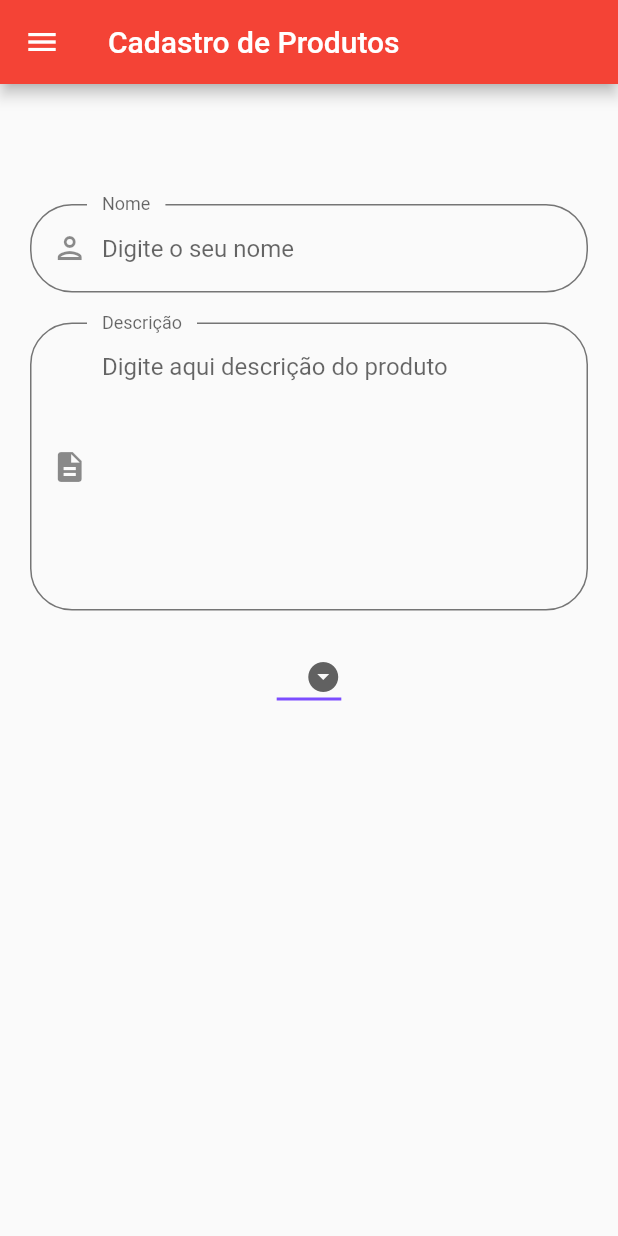
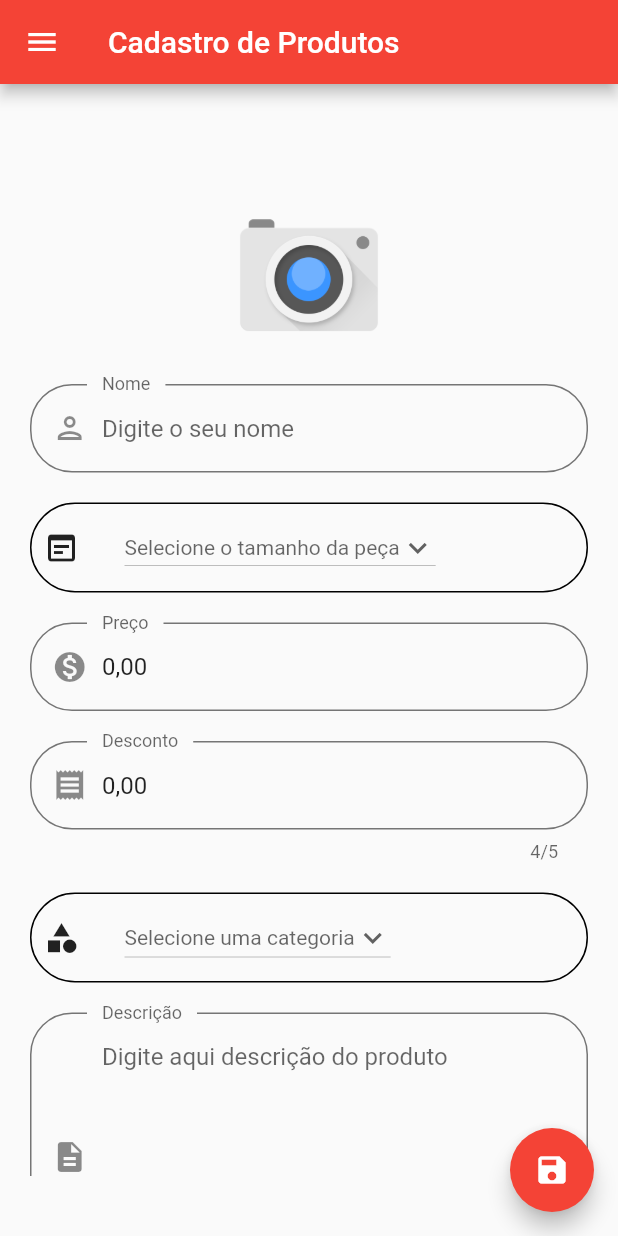
Before and after one commit to WillianyV/Mobile-2020.4-Loja, a Flutter app: the ProductCreate screen opened by its route, on a phone screen of 412 x 824 dp. Run offline on Flutter 3.47's test engine with Material 2 defaults, Android fonts, the phone set to English and light mode, and no system bars; our stand-ins replace dio, flutter_masked_text, image_picker, mask_text_input_formatter.

Commit message:
Tela de cadastro de produto

```diff
--- a/loja/lib/app/ecommerce/ecommerce_model.dart
+++ b/loja/lib/app/ecommerce/ecommerce_model.dart
@@ -3,7 +3,7 @@ import 'package:loja/app/address/address_model.dart';
 import 'package:loja/app/sale/sale_model.dart';
 
 class ECommerce {
-  final String id;
+  final int id;
   final String name;
   final String cnpj;
   final String phone;
--- a/loja/lib/app/login/LoginScreem.dart
+++ b/loja/lib/app/login/LoginScreem.dart
@@ -13,7 +13,7 @@ class Login extends StatefulWidget {
 class _LoginState extends State<Login> {
   bool _showPassword = false;
   final _formLogin = GlobalKey<FormState>();
-  var login, senha;
+  String login, senha;
 
   RepositoryShared repositoryShared;
   Response response;
@@ -194,7 +194,7 @@ class _LoginState extends State<Login> {
   }
 
   Future<void> logar() async {
-    var entrar = await repositoryShared.logarLoja(login, senha);
+    bool entrar = await repositoryShared.logarLoja(login, senha);
     if (entrar) {
       Navigator.pushNamed(context, AppRoutes.ECOMMECER_HOME);
     }
--- a/loja/lib/app/product/product_create.dart
+++ b/loja/lib/app/product/product_create.dart
@@ -1,13 +1,23 @@
+import 'dart:io';
+
 import 'package:flutter/material.dart';
+import 'package:flutter_masked_text/flutter_masked_text.dart';
+import 'package:image_picker/image_picker.dart';
 import 'package:loja/components/drawer_loja.dart';
+import 'package:loja/shared/Constants.dart';
+import 'package:mask_text_input_formatter/mask_text_input_formatter.dart';
 
 class ProductCreate extends StatefulWidget {
   @override
   _ProductCreateState createState() => _ProductCreateState();
+  var maskMoneyFormatter = new MaskTextInputFormatter(mask: "###,##");
 }
 
 class _ProductCreateState extends State<ProductCreate> {
   String sizeValue;
+  var maskMoneyController = MoneyMaskedTextController();
+  var maskdicountController = MoneyMaskedTextController();
+  File _file;
   @override
   Widget build(BuildContext context) {
     return Scaffold(
@@ -16,21 +26,54 @@ class _ProductCreateState extends State<ProductCreate> {
       ),
       drawer: DrawerLoja(),
       body: _body(),
+      floatingActionButton: registerButton(),
+    );
+  }
+
+  Widget registerButton() {
+    return FloatingActionButton(
+      child: Icon(Icons.save),
     );
   }
 
   Widget _body() {
     return Padding(
       padding: EdgeInsets.symmetric(horizontal: 20, vertical: 40),
+      child: SingleChildScrollView(
+        child: Form(
           child: Column(
             children: [
               Container(height: 40),
+              pick_image(),
+              Container(height: 20),
               textFieldNome(),
               Container(height: 20),
+              dropDownSize(),
+              Container(height: 20),
+              textFieldPrice(),
+              Container(height: 20),
+              textFieldDiscount(),
+              Container(height: 20),
+              dropDownCategory(),
+              Container(height: 20),
               textAreaDescription(),
-          Container(height: 20),
-          dropDownSize(),
             ],
+          ),
+        ),
+      ),
+    );
+  }
+
+  Widget pick_image() {
+    return FlatButton(
+      onPressed: _onclickCamera,
+      child: Center(
+        child: _file != null
+            ? Image.file(_file)
+            : Image.asset(
+                "assets/images/camera.png",
+                width: 100,
+              ),
       ),
     );
   }
@@ -49,6 +92,53 @@ class _ProductCreateState extends State<ProductCreate> {
       validator: (value) {
         if (value == null || value.trim().isEmpty) {
           return 'Nome inválido.';
+        }
+        return null;
+      },
+    );
+  }
+
+  Widget textFieldPrice() {
+    return TextFormField(
+      keyboardType: TextInputType.numberWithOptions(),
+      controller: maskMoneyController,
+      decoration: InputDecoration(
+        labelText: "Preço",
+        hintText: "Digite o valor do produto",
+        floatingLabelBehavior: FloatingLabelBehavior.always,
+        prefixIcon: Padding(
+          padding: const EdgeInsets.only(left: 5),
+          child: Icon(Icons.monetization_on),
+        ),
+      ),
+      validator: (value) {
+        if (value == null || value.trim().isEmpty) {
+          return 'Preço inválido.';
+        }
+        return null;
+      },
+    );
+  }
+
+  Widget textFieldDiscount() {
+    return TextFormField(
+      keyboardType: TextInputType.numberWithOptions(),
+      controller: maskdicountController,
+      maxLength: 5,
+      decoration: InputDecoration(
+        labelText: "Desconto",
+        hintText: "Digite a porcentagem de desconto do produto",
+        floatingLabelBehavior: FloatingLabelBehavior.always,
+        prefixIcon: Padding(
+          padding: const EdgeInsets.only(left: 5),
+          child: Icon(Icons.receipt),
+        ),
+      ),
+      validator: (value) {
+        var percent = double.parse("value");
+
+        if (value == null || value.trim().isEmpty) {
+          return 'Desconto inválido.';
         }
         return null;
       },
@@ -77,16 +167,27 @@ class _ProductCreateState extends State<ProductCreate> {
   }
 
   Widget dropDownSize() {
-    return DropdownButton<String>(
+    return Container(
+      decoration: BoxDecoration(
+          border: Border.all(
+            color: Colors.black,
+          ),
+          borderRadius: BorderRadius.circular(40)),
+      height: 60,
+      child: Padding(
+        padding: const EdgeInsets.all(8.0),
+        child: Row(
+          children: [
+            Icon(Icons.wysiwyg),
+            SizedBox(width: 30),
+            DropdownButton<String>(
+              hint: Text("Selecione o tamanho da peça"),
               value: sizeValue,
-      icon: Icon(Icons.arrow_drop_down_circle),
+              isDense: true,
+              icon: Icon(Icons.keyboard_arrow_down),
               iconSize: 24,
               elevation: 16,
               style: TextStyle(color: Colors.deepPurple),
-      underline: Container(
-        height: 2,
-        color: Colors.deepPurpleAccent,
-      ),
               onChanged: (String newValue) {
                 setState(() {
                   sizeValue = newValue;
@@ -99,6 +200,57 @@ class _ProductCreateState extends State<ProductCreate> {
                   child: Text(value),
                 );
               }).toList(),
+            ),
+          ],
+        ),
+      ),
     );
   }
+
+  Widget dropDownCategory() {
+    return Container(
+      decoration: BoxDecoration(
+          border: Border.all(
+            color: Colors.black,
+          ),
+          borderRadius: BorderRadius.circular(40)),
+      height: 60,
+      child: Padding(
+        padding: const EdgeInsets.all(8.0),
+        child: Row(
+          children: [
+            Icon(Icons.category),
+            SizedBox(width: 30),
+            DropdownButton<String>(
+              hint: Text("Selecione uma categoria"),
+              value: sizeValue,
+              icon: Icon(Icons.keyboard_arrow_down),
+              iconSize: 24,
+              elevation: 16,
+              style: TextStyle(color: Colors.deepPurple),
+              onChanged: (String newValue) {
+                setState(() {
+                  sizeValue = newValue;
+                });
+              },
+              items: <String>['Casual', 'Esporte', 'Formal']
+                  .map<DropdownMenuItem<String>>((String value) {
+                return DropdownMenuItem<String>(
+                  value: value,
+                  child: Text(value),
+                );
+              }).toList(),
+            ),
+          ],
+        ),
+      ),
+    );
   }
+
+  Future<void> _onclickCamera() async {
+    var image = await ImagePicker.pickImage(source: ImageSource.camera);
+    setState(() {
+      this._file = image;
+    });
+  }
+}
--- a/loja/pubspec.yaml
+++ b/loja/pubspec.yaml
@@ -30,6 +30,8 @@ dependencies:
   # Use with the CupertinoIcons class for iOS style icons.
   cupertino_icons: ^1.0.1
   dio: ^3.0.3
+  image_picker: ^0.6.7+22
+  flutter_masked_text: ^0.8.0
   flutter_svg:
   provider:
 
```
Also changed, not shown: loja/assets/images/camera.png (added), loja/pubspec.lock. Lines whose indentation alone changed are shown as unchanged.
